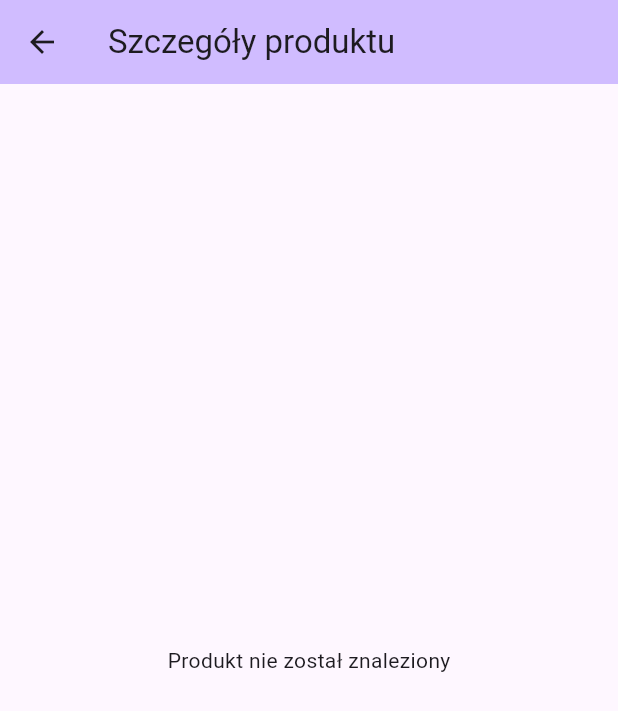
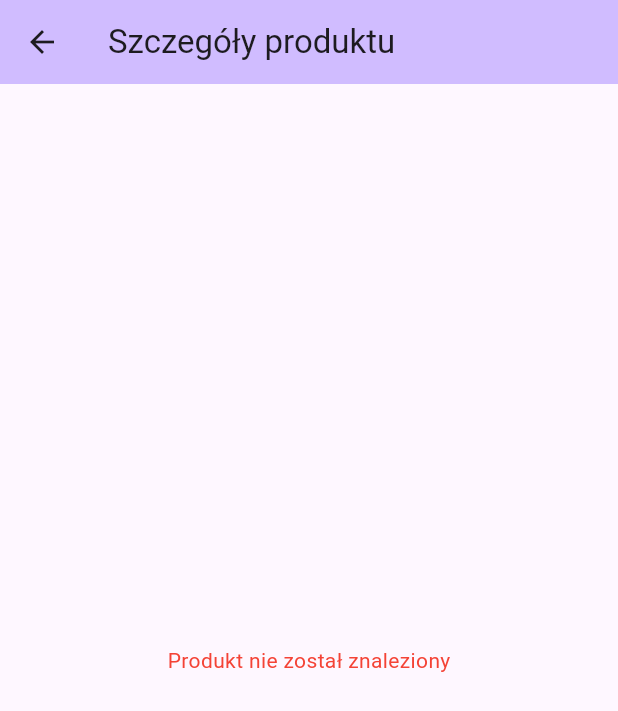
Before and after one commit to rafaldziuryk/bloc_training_2025, a Flutter app: the DetailPage screen opened directly with empty values, on a phone screen of 412 x 824 dp. Shown: the top 711 px of the screen. Run offline on Flutter 3.47's test engine with Material 3 defaults, Android fonts, the phone set to English and light mode, and no system bars; our stand-ins replace bloc, equatable, flutter_bloc, rxdart; statements that could not run were skipped.

Commit message:
Feat(l6_bloc_above_main/Core): add detail_bloc and refactor cart_bloc to global provider

```diff
--- /dev/null
+++ b/packages/l6_bloc_above_main/lib/detail_bloc/detail_bloc.dart
@@ -0,0 +1,34 @@
+import 'dart:async';
+import 'package:bloc/bloc.dart';
+import 'package:data_service/domain/product.dart';
+import 'package:data_service/data/product_service_impl.dart';
+import 'package:equatable/equatable.dart';
+
+part 'detail_event.dart';
+part 'detail_state.dart';
+
+class DetailBloc extends Bloc<DetailEvent, DetailState> {
+  DetailBloc({required this.productId}) : super(DetailInitial()) {
+    on<LoadDetailEvent>(_onLoadDetail);
+  }
+
+  final String productId;
+
+  FutureOr<void> _onLoadDetail(LoadDetailEvent event, Emitter<DetailState> emit) async {
+    emit(DetailLoading());
+    try {
+      final products = await ProductServiceImpl().productStream.first;
+      final product = products.firstWhere(
+        (p) => p.id == productId,
+        orElse: () => Product(id: '', name: '', description: ''),
+      );
+      if (product.id.isEmpty) {
+        emit(const DetailFailure('Produkt nie został znaleziony'));
+      } else {
+        emit(DetailSuccess(product));
+      }
+    } catch (e) {
+      emit(DetailFailure(e.toString()));
+    }
+  }
+}
--- /dev/null
+++ b/packages/l6_bloc_above_main/lib/detail_bloc/detail_event.dart
@@ -0,0 +1,10 @@
+part of 'detail_bloc.dart';
+
+sealed class DetailEvent extends Equatable {
+  const DetailEvent();
+}
+
+class LoadDetailEvent extends DetailEvent {
+  @override
+  List<Object?> get props => [];
+}
--- /dev/null
+++ b/packages/l6_bloc_above_main/lib/detail_bloc/detail_state.dart
@@ -0,0 +1,33 @@
+part of 'detail_bloc.dart';
+
+sealed class DetailState extends Equatable {
+  const DetailState();
+}
+
+final class DetailInitial extends DetailState {
+  @override
+  List<Object> get props => [];
+}
+
+final class DetailLoading extends DetailState {
+  @override
+  List<Object> get props => [];
+}
+
+final class DetailSuccess extends DetailState {
+  const DetailSuccess(this.product);
+
+  final Product product;
+
+  @override
+  List<Object> get props => [product];
+}
+
+final class DetailFailure extends DetailState {
+  const DetailFailure(this.error);
+
+  final String error;
+
+  @override
+  List<Object> get props => [error];
+}
--- a/packages/l6_bloc_above_main/lib/detail_page.dart
+++ b/packages/l6_bloc_above_main/lib/detail_page.dart
@@ -4,7 +4,8 @@ import 'package:data_service/domain/product.dart';
 import 'package:data_service/data/product_service_impl.dart';
 import 'package:data_service/data/cart_service_impl.dart';
 import 'data_bloc/data_bloc.dart';
-import 'cart/cart_bloc.dart';
+import 'cart_bloc/cart_bloc.dart';
+import 'detail_bloc/detail_bloc.dart';
 
 class DetailPage extends StatelessWidget {
   final String productId;
@@ -13,15 +14,8 @@ class DetailPage extends StatelessWidget {
 
   @override
   Widget build(BuildContext context) {
-    return MultiBlocProvider(
-      providers: [
-        BlocProvider(
-          create: (context) => DataBloc(dataService: ProductServiceImpl())..add(LoadDataEvent()),
-        ),
-        BlocProvider(
-          create: (context) => CartBloc(CartServiceImpl())..add(CartLoadEvent()),
-        ),
-      ],
+    return BlocProvider(
+      create: (context) => DetailBloc(productId: productId)..add(LoadDetailEvent()),
       child: Scaffold(
         appBar: AppBar(
           backgroundColor: Theme.of(context).colorScheme.inversePrimary,
@@ -29,23 +23,14 @@ class DetailPage extends StatelessWidget {
         ),
         body: Builder(
           builder: (context) {
-            return BlocBuilder<DataBloc, DataState>(
+            return BlocBuilder<DetailBloc, DetailState>(
               builder: (context, state) {
                 switch (state) {
-                  case DataInitial():
+                  case DetailInitial():
                     return SizedBox();
-                  case DataLoading():
+                  case DetailLoading():
                     return Center(child: CircularProgressIndicator());
-                  case DataSuccess(products: List<Product> products):
-                    final product = products.firstWhere(
-                      (p) => p.id == productId,
-                      orElse: () => Product(id: '', name: 'Nie znaleziono', description: ''),
-                    );
-
-                    if (product.id.isEmpty) {
-                      return Center(child: Text('Produkt nie został znaleziony'));
-                    }
-
+                  case DetailSuccess(product: final product):
                     return Padding(
                       padding: const EdgeInsets.all(16.0),
                       child: Column(
@@ -98,7 +83,7 @@ class DetailPage extends StatelessWidget {
                         ],
                       ),
                     );
-                  case DataFailure():
+                  case DetailFailure():
                     return Center(child: Text(state.error, style: TextStyle(color: Colors.red)));
                 }
               },
--- a/packages/l6_bloc_above_main/lib/list_page.dart
+++ b/packages/l6_bloc_above_main/lib/list_page.dart
@@ -3,6 +3,7 @@ import 'package:data_service/domain/product.dart';
 import 'package:flutter/material.dart';
 import 'package:flutter_bloc/flutter_bloc.dart';
 import 'package:l6_bloc_above_main/data_bloc/data_bloc.dart';
+import 'package:l6_bloc_above_main/cart_bloc/cart_bloc.dart';
 import 'detail_page.dart';
 
 class ListPage extends StatelessWidget {
@@ -27,20 +28,41 @@ class ListPage extends StatelessWidget {
                   case DataLoading():
                     return Center(child: CircularProgressIndicator());
                   case DataSuccess(products: List<Product> products):
+                    return BlocBuilder<CartBloc, CartState>(
+                      builder: (context, cartState) {
                         return ListView.builder(
                           itemCount: products.length,
                           itemBuilder: (context, index) {
                             final item = products[index];
+                            final quantity = cartState is CartData ? cartState.cart[item] ?? 0 : 0;
                             return ListTile(
                               title: Text(item.name),
                               subtitle: Text(item.description),
                               leading: Text(item.id),
+                              trailing: quantity > 0
+                                ? Container(
+                                    padding: EdgeInsets.all(8),
+                                    decoration: BoxDecoration(
+                                      color: Theme.of(context).primaryColor,
+                                      borderRadius: BorderRadius.circular(12),
+                                    ),
+                                    child: Text(
+                                      '$quantity',
+                                      style: TextStyle(
+                                        color: Colors.white,
+                                        fontWeight: FontWeight.bold,
+                                      ),
+                                    ),
+                                  )
+                                : null,
                               onTap: () {
                                 Navigator.push(
                                   context,
                                   MaterialPageRoute(
                                     builder: (context) => DetailPage(productId: item.id),
                                   ),
+                                );
+                              },
                             );
                           },
                         );
--- a/packages/l6_bloc_above_main/lib/main.dart
+++ b/packages/l6_bloc_above_main/lib/main.dart
@@ -1,5 +1,8 @@
 import 'package:flutter/material.dart';
+import 'package:flutter_bloc/flutter_bloc.dart';
+import 'package:data_service/data/cart_service_impl.dart';
 import 'package:l6_bloc_above_main/list_page.dart';
+import 'package:l6_bloc_above_main/cart_bloc/cart_bloc.dart';
 
 void main() {
   runApp(const MyApp());
@@ -11,11 +14,14 @@ class MyApp extends StatelessWidget {
   // This widget is the root of your application.
   @override
   Widget build(BuildContext context) {
-    return MaterialApp(
-      title: 'Flutter Demo',
-      theme: ThemeData(
+    return BlocProvider(
+      create: (context) => CartBloc(CartServiceImpl())..add(CartLoadEvent()),
+      child: MaterialApp(
+        title: 'Flutter Demo',
+        theme: ThemeData(
+        ),
+        home: const ListPage(),
       ),
-      home: const ListPage(),
     );
   }
 }
```
Also changed, not shown: packages/l6_bloc_above_main/lib/cart_bloc/cart_bloc.dart (renamed from packages/l6_bloc_above_main/lib/cart/cart_bloc.dart), packages/l6_bloc_above_main/lib/cart_bloc/cart_event.dart (renamed from packages/l6_bloc_above_main/lib/cart/cart_event.dart), packages/l6_bloc_above_main/lib/cart_bloc/cart_state.dart (renamed from packages/l6_bloc_above_main/lib/cart/cart_state.dart). Lines whose indentation alone changed are shown as unchanged.
